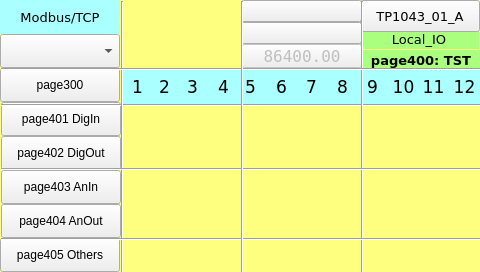
Old version of the form TP1043_RTU/Local_IO_HMI/page400.ui in the repository MECTsrl/mect_apps.
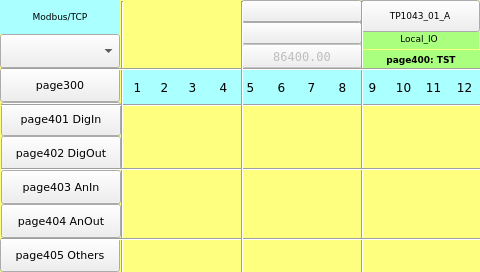
New version of the form. Custom widgets are drawn as their Qt base class.

Commit message: Fonts resize

```diff
--- a/TP1043_RTU/Local_IO_HMI/page400.ui
+++ b/TP1043_RTU/Local_IO_HMI/page400.ui
@@ -43,7 +43,7 @@
    <property name="font">
     <font>
      <family>DejaVu Sans</family>
-     <pointsize>10</pointsize>
+  <pointsize>7</pointsize>
     </font>
    </property>
    <property name="styleSheet">
@@ -68,7 +68,7 @@
    <property name="font">
     <font>
      <family>DejaVu Sans</family>
-     <pointsize>10</pointsize>
+  <pointsize>7</pointsize>
      <weight>50</weight>
      <bold>false</bold>
     </font>
@@ -136,7 +136,7 @@
    <property name="font">
     <font>
      <family>DejaVu Sans</family>
-     <pointsize>13</pointsize>
+  <pointsize>9</pointsize>
     </font>
    </property>
    <property name="styleSheet">
@@ -161,7 +161,7 @@
    <property name="font">
     <font>
      <family>DejaVu Sans</family>
-     <pointsize>13</pointsize>
+  <pointsize>9</pointsize>
     </font>
    </property>
    <property name="styleSheet">
@@ -186,7 +186,7 @@
    <property name="font">
     <font>
      <family>DejaVu Sans</family>
-     <pointsize>13</pointsize>
+  <pointsize>9</pointsize>
     </font>
    </property>
    <property name="styleSheet">
@@ -245,7 +245,7 @@
    <property name="font">
     <font>
      <family>DejaVu Sans</family>
-     <pointsize>13</pointsize>
+  <pointsize>9</pointsize>
     </font>
    </property>
    <property name="styleSheet">
@@ -307,6 +307,12 @@
    <property name="apparence">
     <enum>QFrame::Raised</enum>
    </property>
+<property name="font">
+ <font>
+  <family>DejaVu Sans</family>
+  <pointsize>8</pointsize>
+ </font>
+</property>
   </widget>
   <widget class="QLabel" name="label_PLC_DigIn_11">
    <property name="geometry">
@@ -320,7 +326,7 @@
    <property name="font">
     <font>
      <family>DejaVu Sans</family>
-     <pointsize>13</pointsize>
+  <pointsize>9</pointsize>
     </font>
    </property>
    <property name="styleSheet">
@@ -382,7 +388,7 @@
    <property name="font">
     <font>
      <family>DejaVu Sans</family>
-     <pointsize>13</pointsize>
+  <pointsize>9</pointsize>
     </font>
    </property>
    <property name="styleSheet">
@@ -407,7 +413,7 @@
    <property name="font">
     <font>
      <family>DejaVu Sans</family>
-     <pointsize>10</pointsize>
+  <pointsize>7</pointsize>
      <weight>75</weight>
      <bold>true</bold>
     </font>
@@ -471,6 +477,12 @@
    <property name="apparence">
     <enum>QFrame::Raised</enum>
    </property>
+<property name="font">
+ <font>
+  <family>DejaVu Sans</family>
+  <pointsize>8</pointsize>
+ </font>
+</property>
   </widget>
   <widget class="Line" name="line_hr_2">
    <property name="geometry">
@@ -534,6 +546,12 @@
    <property name="apparence">
     <enum>QFrame::Raised</enum>
    </property>
+<property name="font">
+ <font>
+  <family>DejaVu Sans</family>
+  <pointsize>8</pointsize>
+ </font>
+</property>
   </widget>
   <widget class="QLabel" name="label_PLC_DigIn_3">
    <property name="geometry">
@@ -547,7 +565,7 @@
    <property name="font">
     <font>
      <family>DejaVu Sans</family>
-     <pointsize>13</pointsize>
+  <pointsize>9</pointsize>
     </font>
    </property>
    <property name="styleSheet">
@@ -683,7 +701,7 @@
    <property name="font">
     <font>
      <family>DejaVu Sans</family>
-     <pointsize>13</pointsize>
+  <pointsize>9</pointsize>
     </font>
    </property>
    <property name="styleSheet">
@@ -708,7 +726,7 @@
    <property name="font">
     <font>
      <family>DejaVu Sans</family>
-     <pointsize>13</pointsize>
+  <pointsize>9</pointsize>
     </font>
    </property>
    <property name="styleSheet">
@@ -770,6 +788,12 @@
    <property name="apparence">
     <enum>QFrame::Raised</enum>
    </property>
+<property name="font">
+ <font>
+  <family>DejaVu Sans</family>
+  <pointsize>8</pointsize>
+ </font>
+</property>
   </widget>
   <widget class="ATCMlabel" name="atcmLabel_PLC_time">
    <property name="enabled">
@@ -786,7 +810,7 @@
    <property name="font">
     <font>
      <family>DejaVu Sans Mono</family>
-     <pointsize>12</pointsize>
+  <pointsize>9</pointsize>
     </font>
    </property>
    <property name="text">
@@ -911,7 +935,7 @@
    <property name="font">
     <font>
      <family>DejaVu Sans</family>
-     <pointsize>13</pointsize>
+  <pointsize>9</pointsize>
     </font>
    </property>
    <property name="styleSheet">
@@ -936,7 +960,7 @@
    <property name="font">
     <font>
      <family>DejaVu Sans</family>
-     <pointsize>13</pointsize>
+  <pointsize>9</pointsize>
     </font>
    </property>
    <property name="styleSheet">
@@ -961,7 +985,7 @@
    <property name="font">
     <font>
      <family>DejaVu Sans</family>
-     <pointsize>13</pointsize>
+  <pointsize>9</pointsize>
     </font>
    </property>
    <property name="styleSheet">
@@ -1072,6 +1096,12 @@
    <property name="apparence">
     <enum>QFrame::Raised</enum>
    </property>
+<property name="font">
+ <font>
+  <family>DejaVu Sans</family>
+  <pointsize>8</pointsize>
+ </font>
+</property>
   </widget>
   <widget class="ATCManimation" name="atcmAnimation_TEST_STATUS">
    <property name="geometry">
@@ -1169,7 +1199,7 @@
    <property name="font">
     <font>
      <family>DejaVu Sans</family>
-     <pointsize>10</pointsize>
+  <pointsize>7</pointsize>
     </font>
    </property>
    <property name="styleSheet">
@@ -1231,6 +1261,12 @@
    <property name="apparence">
     <enum>QFrame::Raised</enum>
    </property>
+<property name="font">
+ <font>
+  <family>DejaVu Sans</family>
+  <pointsize>8</pointsize>
+ </font>
+</property>
   </widget>
   <zorder>atcmButton_page402_2</zorder>
   <zorder>label_18</zorder>
```
Left out of the diff: 76 changed lines with no effect on the pictures. Lines whose indentation alone changed are shown as unchanged. The commit also changes 70 other files.
